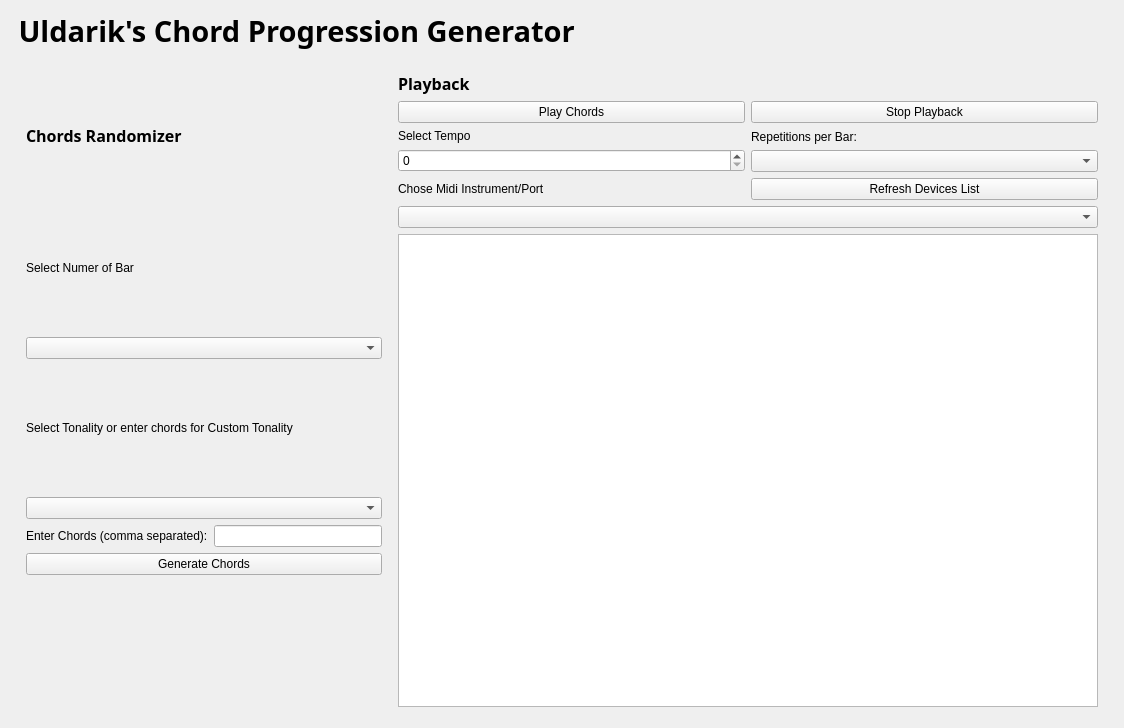
Qt form chord_generator.ui (radio0but/ChordsRandomizerApp) before a commit.
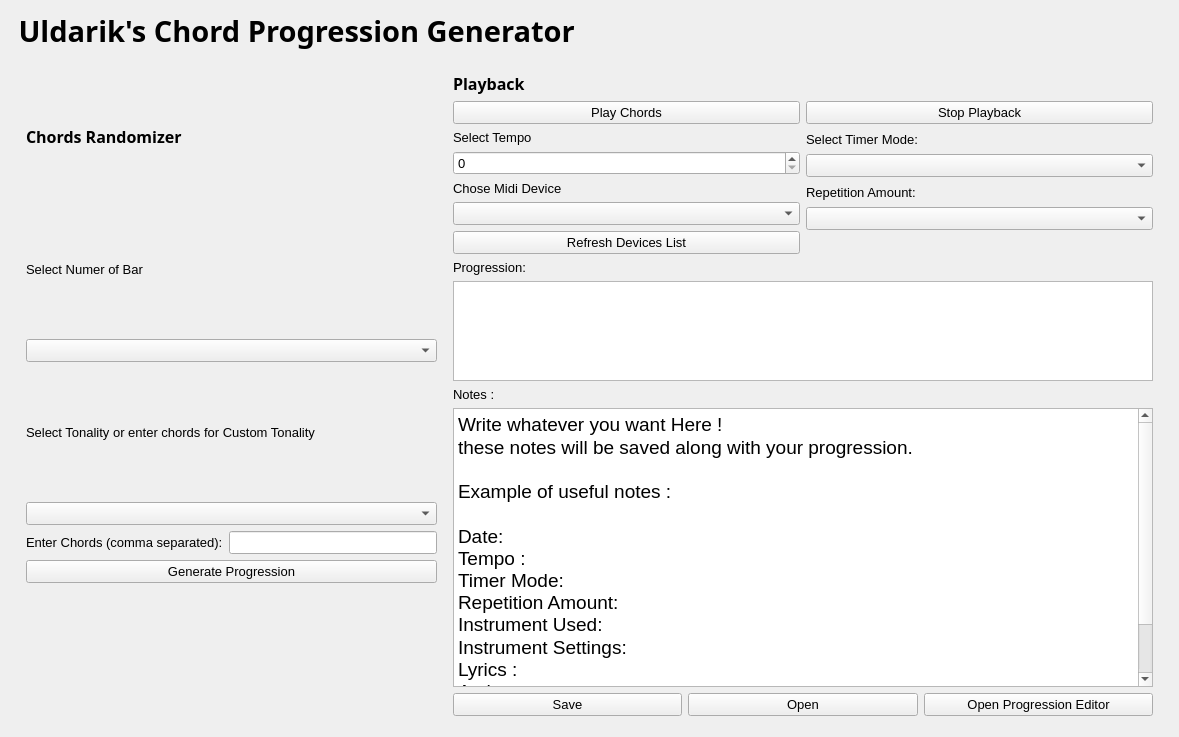
The same form after that commit. Icons and pictures are not drawn.

What changed in the file:
```diff
--- a/chord_generator.ui
+++ b/chord_generator.ui
@@ -6,10 +6,17 @@
    <rect>
     <x>0</x>
     <y>0</y>
-    <width>1124</width>
-    <height>728</height>
+    <width>1179</width>
+    <height>737</height>
    </rect>
   </property>
+  <property name="font">
+   <font>
+    <pointsize>10</pointsize>
+    <weight>50</weight>
+    <bold>false</bold>
+   </font>
+  </property>
   <property name="windowTitle">
    <string>Chord Generator</string>
   </property>
@@ -106,7 +113,7 @@
        <item>
         <widget class="QPushButton" name="generate_btn">
          <property name="text">
-          <string>Generate Chords</string>
+          <string>Generate Progression</string>
          </property>
         </widget>
        </item>
@@ -189,6 +196,23 @@
            <item>
             <widget class="QSpinBox" name="tempo_selector"/>
            </item>
+           <item>
+            <widget class="QLabel" name="label_8">
+             <property name="text">
+              <string>Chose Midi Device</string>
+             </property>
+            </widget>
+           </item>
+           <item>
+            <widget class="QComboBox" name="midi_device_selector"/>
+           </item>
+           <item>
+            <widget class="QPushButton" name="refresh_midi_btn">
+             <property name="text">
+              <string>Refresh Devices List</string>
+             </property>
+            </widget>
+           </item>
           </layout>
          </item>
          <item>
@@ -196,46 +220,65 @@
            <item>
             <widget class="QLabel" name="repetition_label">
              <property name="text">
-              <string>Repetitions per Bar:</string>
+              <string>Select Timer Mode:</string>
+             </property>
+            </widget>
+           </item>
+           <item>
+            <widget class="QComboBox" name="timer_mode_selector"/>
+           </item>
+           <item>
+            <widget class="QLabel" name="label_12">
+             <property name="text">
+              <string>Repetition Amount:</string>
              </property>
             </widget>
            </item>
            <item>
             <widget class="QComboBox" name="repetition_selector"/>
            </item>
+           <item>
+            <widget class="QLabel" name="label_9">
+             <property name="text">
+              <string/>
+             </property>
+            </widget>
+           </item>
           </layout>
          </item>
         </layout>
        </item>
        <item>
-        <layout class="QHBoxLayout" name="horizontalLayout_4">
-         <item>
-          <widget class="QLabel" name="label_8">
-           <property name="text">
-            <string>Chose Midi Instrument/Port</string>
-           </property>
-          </widget>
-         </item>
-         <item>
-          <widget class="QPushButton" name="refresh_midi_btn">
-           <property name="text">
-            <string>Refresh Devices List</string>
-           </property>
-          </widget>
-         </item>
-        </layout>
+        <layout class="QHBoxLayout" name="horizontalLayout_4"/>
        </item>
        <item>
-        <widget class="QComboBox" name="midi_device_selector"/>
+        <widget class="QLabel" name="label_11">
+         <property name="text">
+          <string>Progression:</string>
+         </property>
+        </widget>
        </item>
        <item>
         <widget class="QGraphicsView" name="view">
          <property name="minimumSize">
           <size>
            <width>700</width>
-           <height>0</height>
+           <height>100</height>
           </size>
          </property>
+         <property name="maximumSize">
+          <size>
+           <width>16777215</width>
+           <height>100</height>
+          </size>
+         </property>
+         <property name="font">
+          <font>
+           <pointsize>11</pointsize>
+           <weight>75</weight>
+           <bold>true</bold>
+          </font>
+         </property>
          <property name="backgroundBrush">
           <brush brushstyle="NoBrush">
            <color alpha="255">
@@ -247,6 +290,59 @@
          </property>
         </widget>
        </item>
+       <item>
+        <widget class="QLabel" name="label_10">
+         <property name="text">
+          <string>Notes :</string>
+         </property>
+        </widget>
+       </item>
+       <item>
+        <widget class="QTextEdit" name="notes_textedit">
+         <property name="font">
+          <font>
+           <pointsize>14</pointsize>
+           <weight>75</weight>
+           <bold>true</bold>
+          </font>
+         </property>
+         <property name="html">
+          <string>&lt;!DOCTYPE HTML PUBLIC &quot;-//W3C//DTD HTML 4.0//EN&quot; &quot;http://www.w3.org/TR/REC-html40/strict.dtd&quot;&gt;
+&lt;html&gt;&lt;head&gt;&lt;meta name=&quot;qrichtext&quot; content=&quot;1&quot; /&gt;&lt;style type=&quot;text/css&quot;&gt;
+p, li { white-space: pre-wrap; }
+&lt;/style&gt;&lt;/head&gt;&lt;body style=&quot; font-family:'Noto Sans'; font-size:14pt; font-weight:600; font-style:normal;&quot;&gt;
+&lt;p style=&quot; margin-top:0px; margin-bottom:0px; margin-left:0px; margin-right:0px; -qt-block-indent:0; text-indent:0px;&quot;&gt;&lt;span style=&quot; font-weight:400;&quot;&gt;Write whatever you want Here !&lt;/span&gt;&lt;/p&gt;
+&lt;p style=&quot; margin-top:0px; margin-bottom:0px; margin-left:0px; margin-right:0px; -qt-block-indent:0; text-indent:0px;&quot;&gt;&lt;span style=&quot; font-weight:400;&quot;&gt;these notes will be saved along with your progression. &lt;br /&gt;&lt;br /&gt;Example of useful notes :&lt;br /&gt;&lt;/span&gt;&lt;/p&gt;
+&lt;p style=&quot; margin-top:0px; margin-bottom:0px; margin-left:0px; margin-right:0px; -qt-block-indent:0; text-indent:0px;&quot;&gt;&lt;span style=&quot; font-weight:400;&quot;&gt;Date:&lt;br /&gt;Tempo :&lt;br /&gt;Timer Mode:&lt;br /&gt;Repetition Amount:&lt;br /&gt;Instrument Used:&lt;/span&gt;&lt;/p&gt;
+&lt;p style=&quot; margin-top:0px; margin-bottom:0px; margin-left:0px; margin-right:0px; -qt-block-indent:0; text-indent:0px;&quot;&gt;&lt;span style=&quot; font-weight:400;&quot;&gt;Instrument Settings:&lt;br /&gt;Lyrics :&lt;br /&gt;Author:&lt;br /&gt;&lt;br /&gt;&lt;/span&gt;&lt;/p&gt;&lt;/body&gt;&lt;/html&gt;</string>
+         </property>
+        </widget>
+       </item>
+       <item>
+        <layout class="QHBoxLayout" name="horizontalLayout_5">
+         <item>
+          <widget class="QPushButton" name="save_btn">
+           <property name="text">
+            <string>Save</string>
+           </property>
+          </widget>
+         </item>
+         <item>
+          <widget class="QPushButton" name="open_btn">
+           <property name="text">
+            <string>Open</string>
+           </property>
+          </widget>
+         </item>
+         <item>
+          <widget class="QPushButton" name="open_editor_btn">
+           <property name="text">
+            <string>Open Progression Editor</string>
+           </property>
+          </widget>
+         </item>
+        </layout>
+       </item>
       </layout>
      </item>
     </layout>
```
